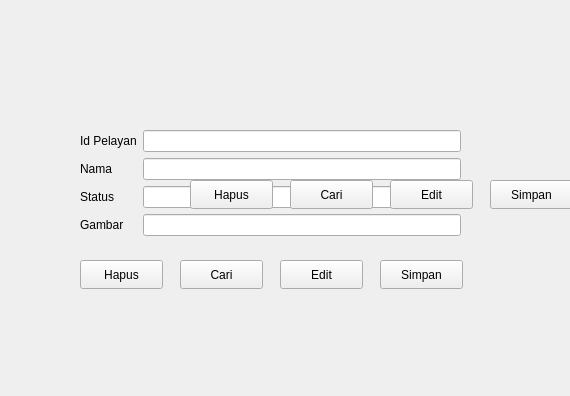
Above: formpelayan.ui from AgusAlRidha/SistemInfoAgama before the change. Below: the same form after it.
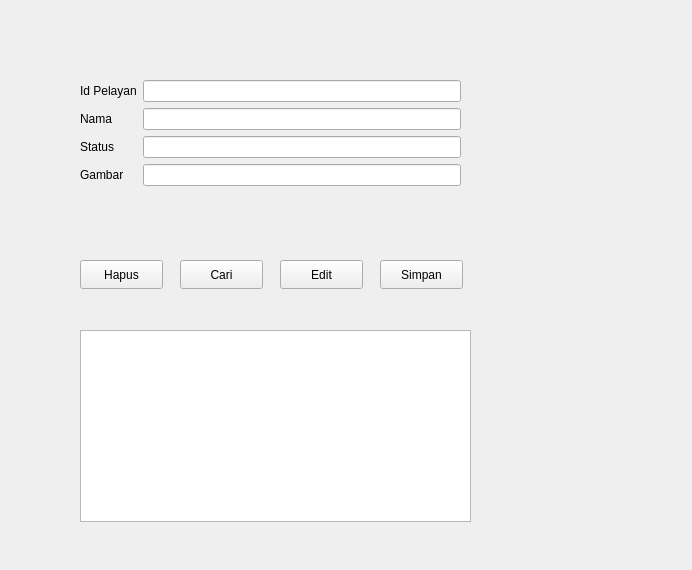
That is the form after the change.

Patch:
```diff
--- a/formpelayan.ui
+++ b/formpelayan.ui
@@ -6,8 +6,8 @@
    <rect>
     <x>0</x>
     <y>0</y>
-    <width>570</width>
-    <height>396</height>
+    <width>692</width>
+    <height>570</height>
    </rect>
   </property>
   <property name="windowTitle">
@@ -17,9 +17,9 @@
    <property name="geometry">
     <rect>
      <x>80</x>
-     <y>130</y>
+     <y>80</y>
      <width>381</width>
-     <height>111</height>
+     <height>162</height>
     </rect>
    </property>
    <layout class="QFormLayout" name="formLayout">
@@ -117,56 +117,14 @@
     <string>Simpan</string>
    </property>
   </widget>
-  <widget class="QPushButton" name="pushButton_5">
+  <widget class="QTableView" name="tablePelayan">
    <property name="geometry">
     <rect>
-     <x>290</x>
-     <y>180</y>
-     <width>83</width>
-     <height>29</height>
+     <x>80</x>
+     <y>330</y>
+     <width>391</width>
+     <height>192</height>
     </rect>
-   </property>
-   <property name="text">
-    <string>Cari</string>
-   </property>
-  </widget>
-  <widget class="QPushButton" name="pushButton_6">
-   <property name="geometry">
-    <rect>
-     <x>490</x>
-     <y>180</y>
-     <width>83</width>
-     <height>29</height>
-    </rect>
-   </property>
-   <property name="text">
-    <string>Simpan</string>
-   </property>
-  </widget>
-  <widget class="QPushButton" name="pushButton_7">
-   <property name="geometry">
-    <rect>
-     <x>190</x>
-     <y>180</y>
-     <width>83</width>
-     <height>29</height>
-    </rect>
-   </property>
-   <property name="text">
-    <string>Hapus</string>
-   </property>
-  </widget>
-  <widget class="QPushButton" name="pushButton_8">
-   <property name="geometry">
-    <rect>
-     <x>390</x>
-     <y>180</y>
-     <width>83</width>
-     <height>29</height>
-    </rect>
-   </property>
-   <property name="text">
-    <string>Edit</string>
    </property>
   </widget>
  </widget>
```
Left out of the diff: 14 changed lines with no effect on the pictures.
